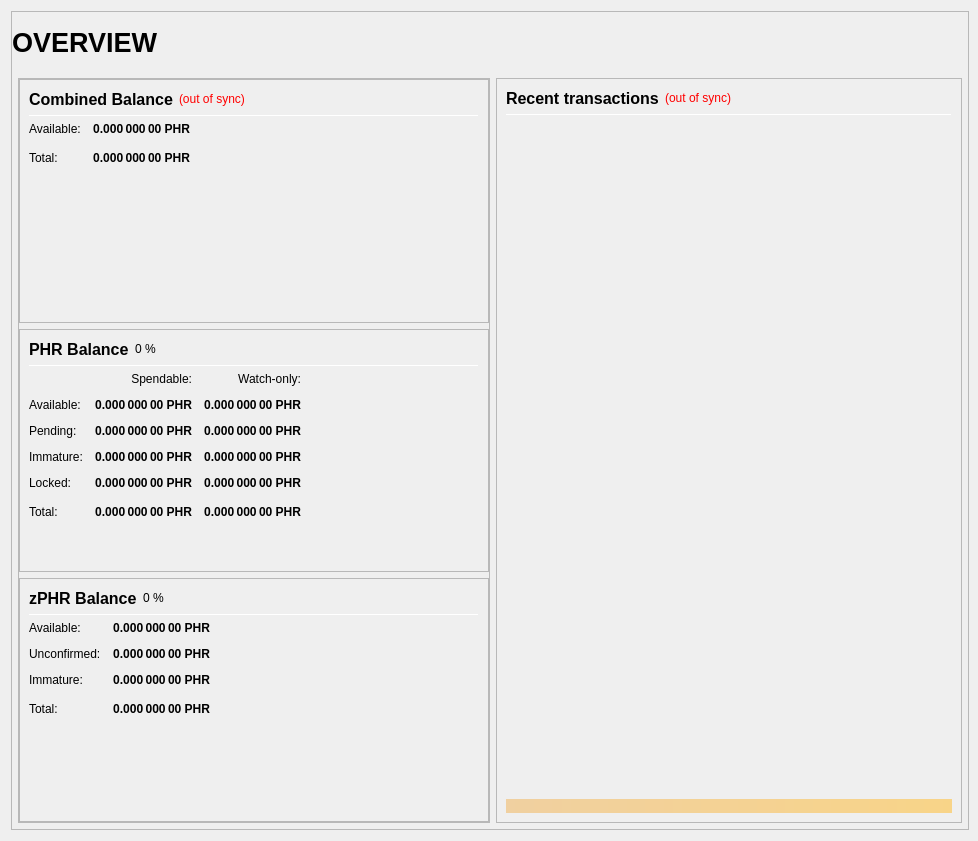
First picture: the form in src/qt/forms/overviewpage.ui, repository MichaelHDesigns/lunarium, before the edit.
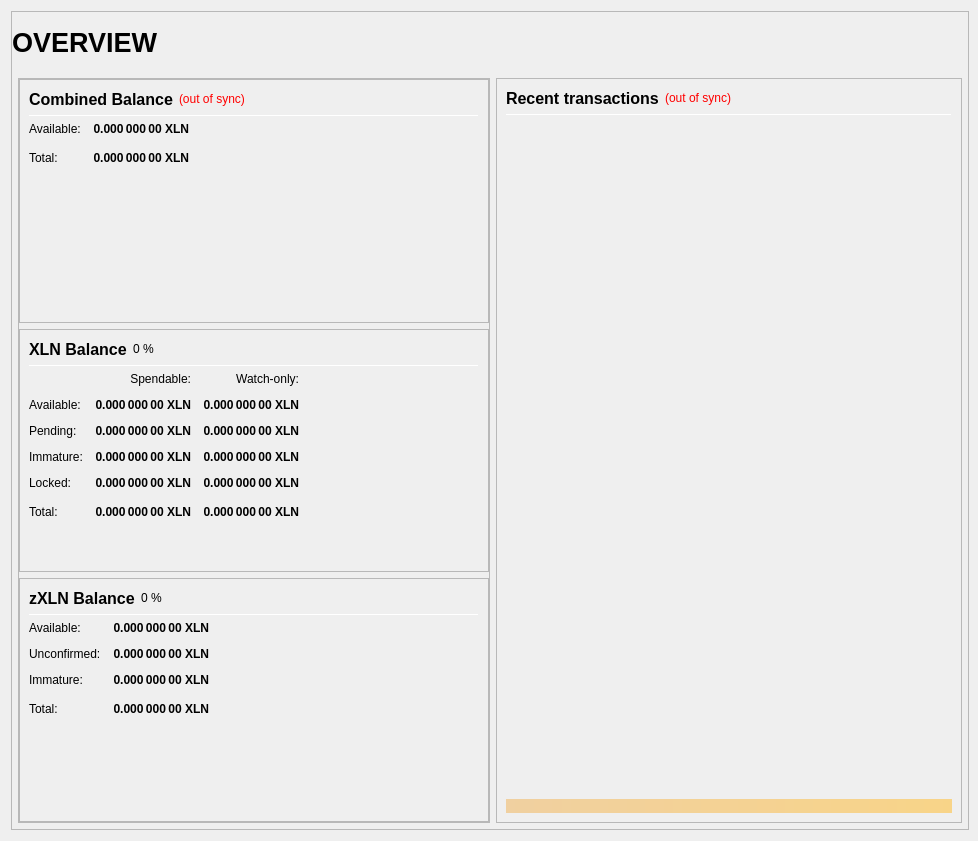
Second picture: the form after the edit.

Patch:
```diff
--- a/src/qt/forms/overviewpage.ui
+++ b/src/qt/forms/overviewpage.ui
@@ -333,7 +333,7 @@
                           <string>Your current spendable balance</string>
                          </property>
                          <property name="text">
-                          <string notr="true">0.000 000 00 PHR</string>
+                          <string notr="true">0.000 000 00 XLN</string>
                          </property>
                          <property name="alignment">
                           <set>Qt::AlignRight|Qt::AlignTrailing|Qt::AlignVCenter</set>
@@ -365,7 +365,7 @@
                           <string>Total Balance, including all unavailable coins.</string>
                          </property>
                          <property name="text">
-                          <string notr="true">0.000 000 00 PHR</string>
+                          <string notr="true">0.000 000 00 XLN</string>
                          </property>
                          <property name="alignment">
                           <set>Qt::AlignRight|Qt::AlignTrailing|Qt::AlignVCenter</set>
@@ -433,7 +433,7 @@
                           </font>
                          </property>
                          <property name="text">
-                          <string>PHR Balance</string>
+                          <string>XLN Balance</string>
                          </property>
                         </widget>
                        </item>
@@ -525,7 +525,7 @@
                           <string>Your current spendable balance</string>
                          </property>
                          <property name="text">
-                          <string notr="true">0.000 000 00 PHR</string>
+                          <string notr="true">0.000 000 00 XLN</string>
                          </property>
                          <property name="alignment">
                           <set>Qt::AlignRight|Qt::AlignTrailing|Qt::AlignVCenter</set>
@@ -550,7 +550,7 @@
                           <string>Your current balance in watch-only addresses</string>
                          </property>
                          <property name="text">
-                          <string notr="true">0.000 000 00 PHR</string>
+                          <string notr="true">0.000 000 00 XLN</string>
                          </property>
                          <property name="alignment">
                           <set>Qt::AlignRight|Qt::AlignTrailing|Qt::AlignVCenter</set>
@@ -582,7 +582,7 @@
                           <string>Total of transactions that have yet to be confirmed, and do not yet count toward the spendable balance</string>
                          </property>
                          <property name="text">
-                          <string notr="true">0.000 000 00 PHR</string>
+                          <string notr="true">0.000 000 00 XLN</string>
                          </property>
                          <property name="alignment">
                           <set>Qt::AlignRight|Qt::AlignTrailing|Qt::AlignVCenter</set>
@@ -607,7 +607,7 @@
                           <string>Unconfirmed transactions to watch-only addresses</string>
                          </property>
                          <property name="text">
-                          <string notr="true">0.000 000 00 PHR</string>
+                          <string notr="true">0.000 000 00 XLN</string>
                          </property>
                          <property name="alignment">
                           <set>Qt::AlignRight|Qt::AlignTrailing|Qt::AlignVCenter</set>
@@ -639,7 +639,7 @@
                           <string>Staked or masternode rewards that has not yet matured</string>
                          </property>
                          <property name="text">
-                          <string notr="true">0.000 000 00 PHR</string>
+                          <string notr="true">0.000 000 00 XLN</string>
                          </property>
                          <property name="alignment">
                           <set>Qt::AlignRight|Qt::AlignTrailing|Qt::AlignVCenter</set>
@@ -664,7 +664,7 @@
                           <string>Staked or masternode rewards in watch-only addresses that has not yet matured</string>
                          </property>
                          <property name="text">
-                          <string notr="true">0.000 000 00 PHR</string>
+                          <string notr="true">0.000 000 00 XLN</string>
                          </property>
                          <property name="alignment">
                           <set>Qt::AlignRight|Qt::AlignTrailing|Qt::AlignVCenter</set>
@@ -699,7 +699,7 @@
                           <string>Locked PHR or Masternode collaterals. These are excluded from zPHR minting.</string>
                          </property>
                          <property name="text">
-                          <string notr="true">0.000 000 00 PHR</string>
+                          <string notr="true">0.000 000 00 XLN</string>
                          </property>
                          <property name="alignment">
                           <set>Qt::AlignRight|Qt::AlignTrailing|Qt::AlignVCenter</set>
@@ -724,7 +724,7 @@
                           <string>Current locked balance in watch-only addresses</string>
                          </property>
                          <property name="text">
-                          <string notr="true">0.000 000 00 PHR</string>
+                          <string notr="true">0.000 000 00 XLN</string>
                          </property>
                          <property name="alignment">
                           <set>Qt::AlignRight|Qt::AlignTrailing|Qt::AlignVCenter</set>
@@ -759,7 +759,7 @@
                           <string>Your current Phore balance, unconfirmed and immature transactions included</string>
                          </property>
                          <property name="text">
-                          <string notr="true">0.000 000 00 PHR</string>
+                          <string notr="true">0.000 000 00 XLN</string>
                          </property>
                          <property name="alignment">
                           <set>Qt::AlignRight|Qt::AlignTrailing|Qt::AlignVCenter</set>
@@ -784,7 +784,7 @@
                           <string>Current total balance in watch-only addresses</string>
                          </property>
                          <property name="text">
-                          <string notr="true">0.000 000 00 PHR</string>
+                          <string notr="true">0.000 000 00 XLN</string>
                          </property>
                          <property name="alignment">
                           <set>Qt::AlignRight|Qt::AlignTrailing|Qt::AlignVCenter</set>
@@ -852,7 +852,7 @@
                           </font>
                          </property>
                          <property name="text">
-                          <string>zPHR Balance</string>
+                          <string>zXLN Balance</string>
                          </property>
                         </widget>
                        </item>
@@ -926,7 +926,7 @@
 These zPHR are spendable.</string>
                          </property>
                          <property name="text">
-                          <string notr="true">0.000 000 00 PHR</string>
+                          <string notr="true">0.000 000 00 XLN</string>
                          </property>
                          <property name="alignment">
                           <set>Qt::AlignRight|Qt::AlignTrailing|Qt::AlignVCenter</set>
@@ -957,7 +957,7 @@
 Immature: confirmed, but less than 3 mints of the same denomination after it was minted</string>
                          </property>
                          <property name="text">
-                          <string notr="true">0.000 000 00 PHR</string>
+                          <string notr="true">0.000 000 00 XLN</string>
                          </property>
                          <property name="alignment">
                           <set>Qt::AlignRight|Qt::AlignTrailing|Qt::AlignVCenter</set>
@@ -988,7 +988,7 @@
 Immature: confirmed, but less than 3 mints of the same denomination after it was minted</string>
                          </property>
                          <property name="text">
-                          <string notr="true">0.000 000 00 PHR</string>
+                          <string notr="true">0.000 000 00 XLN</string>
                          </property>
                          <property name="alignment">
                           <set>Qt::AlignRight|Qt::AlignTrailing|Qt::AlignVCenter</set>
@@ -1020,7 +1020,7 @@
                           <string>Your current zPHR balance, unconfirmed and immature zPHR included.</string>
                          </property>
                          <property name="text">
-                          <string notr="true">0.000 000 00 PHR</string>
+                          <string notr="true">0.000 000 00 XLN</string>
                          </property>
                          <property name="alignment">
                           <set>Qt::AlignRight|Qt::AlignTrailing|Qt::AlignVCenter</set>
```
Left out of the diff: 24 changed lines with no effect on the pictures.
